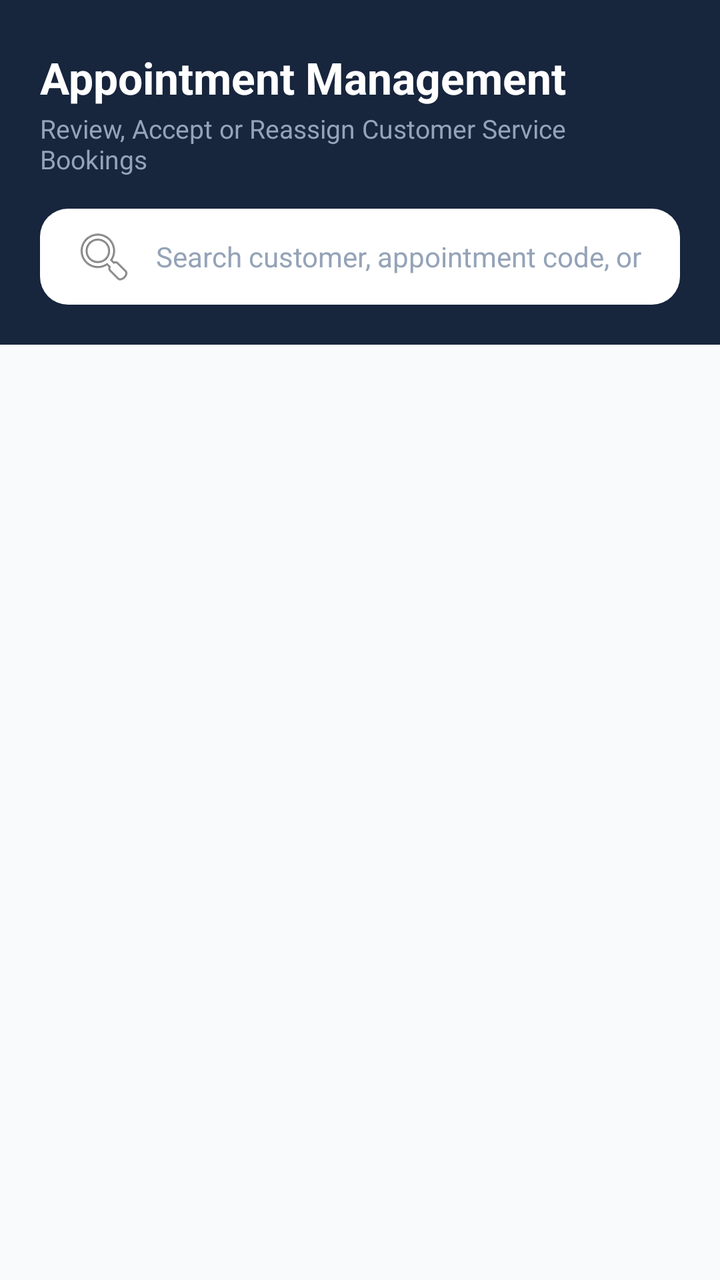
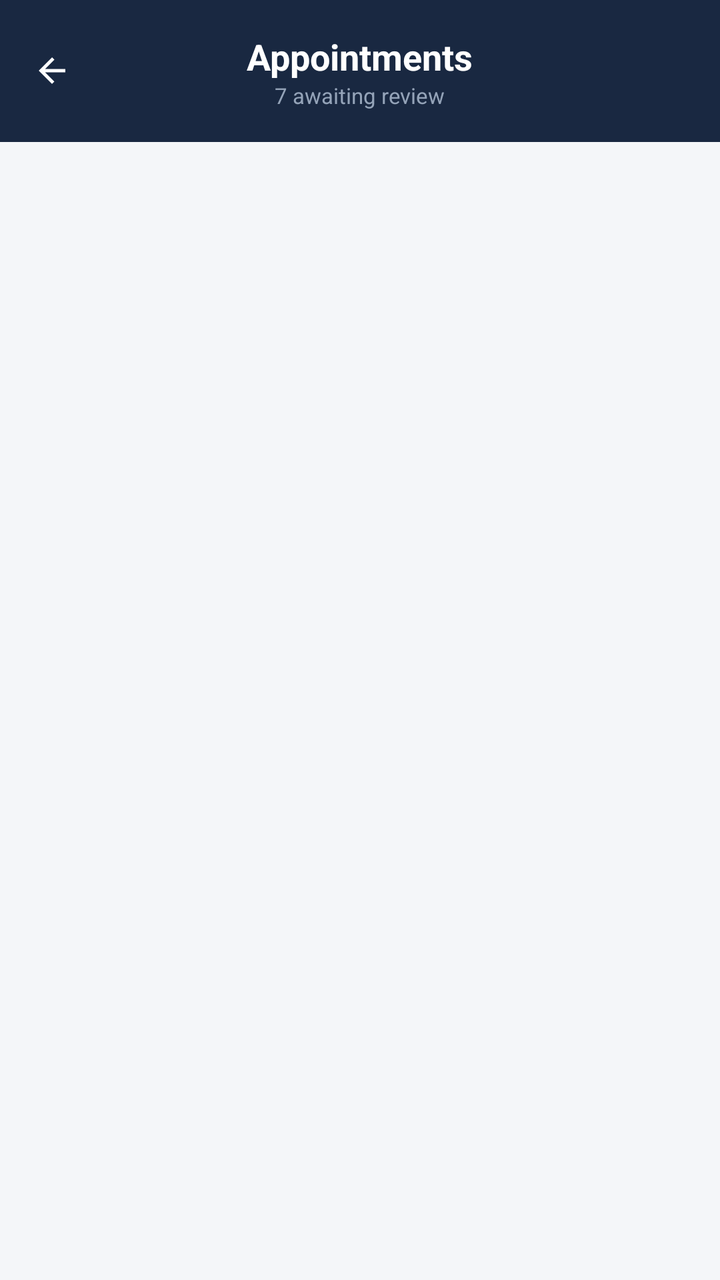

Two renders of the same Android screen: before a commit and after it. Below are the layout's source before the change and the commit's diff.
<!-- AndroidManifest.xml: application theme Theme.TechFix -->
<!-- res/layout/fragment_admin_appointments.xml -->
<?xml version="1.0" encoding="utf-8"?>
<LinearLayout 
    xmlns:android="http://schemas.android.com/apk/res/android"
    xmlns:app="http://schemas.android.com/apk/res-auto"
    xmlns:tools="http://schemas.android.com/tools"
    android:layout_width="match_parent"
    android:layout_height="match_parent"
    android:orientation="vertical"
    android:background="#F8FAFC">

    
    <LinearLayout
        android:layout_width="match_parent"
        android:layout_height="wrap_content"
        android:orientation="vertical"
        android:background="#17253D"
        android:paddingHorizontal="20dp"
        android:paddingTop="24dp"
        android:paddingBottom="20dp">

        <TextView
            android:layout_width="wrap_content"
            android:layout_height="wrap_content"
            android:text="Appointment Management"
            android:textSize="22sp"
            android:textStyle="bold"
            android:textColor="#FFFFFF" />

        <TextView
            android:layout_width="wrap_content"
            android:layout_height="wrap_content"
            android:layout_marginTop="2dp"
            android:text="Review, Accept or Reassign Customer Service Bookings"
            android:textSize="13sp"
            android:textColor="#94A3B8" />

        
        <EditText
            android:id="@+id/etSearchAppointments"
            android:layout_width="match_parent"
            android:layout_height="48dp"
            android:layout_marginTop="16dp"
            android:background="@drawable/bg_white_pill"
            android:hint="Search customer, appointment code, or device..."
            android:textColor="#0F172A"
            android:textColorHint="#94A3B8"
            android:textSize="14sp"
            android:paddingHorizontal="16dp"
            android:drawableStart="@android:drawable/ic_menu_search"
            android:drawablePadding="10dp"
            android:inputType="text" />
    </LinearLayout>

    <androidx.recyclerview.widget.RecyclerView
        android:id="@+id/rvAppointmentsList"
        android:layout_width="match_parent"
        android:layout_height="0dp"
        android:layout_weight="1"
        android:paddingVertical="8dp"
        tools:listitem="@layout/item_appointment_card"
        tools:itemCount="3" />

    
    <LinearLayout
        android:id="@+id/layoutEmptyAppointments"
        android:layout_width="match_parent"
        android:layout_height="match_parent"
        android:orientation="vertical"
        android:gravity="center"
        android:padding="32dp"
        android:visibility="gone">

        <ImageView
            android:layout_width="72dp"
            android:layout_height="72dp"
            android:src="@android:drawable/ic_menu_month"
            app:tint="#CBD5E1" />

        <TextView
            android:layout_width="wrap_content"
            android:layout_height="wrap_content"
            android:layout_marginTop="16dp"
            android:text="No Appointments Found"
            android:textSize="18sp"
            android:textStyle="bold"
            android:textColor="#475569" />
    </LinearLayout>

</LinearLayout>
<!-- res/layout/item_appointment_card.xml (included above) -->
<?xml version="1.0" encoding="utf-8"?>
<com.google.android.material.card.MaterialCardView 
    xmlns:android="http://schemas.android.com/apk/res/android"
    xmlns:app="http://schemas.android.com/apk/res-auto"
    android:layout_width="match_parent"
    android:layout_height="wrap_content"
    android:layout_marginHorizontal="16dp"
    android:layout_marginVertical="8dp"
    app:cardCornerRadius="18dp"
    app:cardElevation="2dp"
    app:strokeColor="#E2E8F0"
    app:strokeWidth="1.2dp"
    app:cardBackgroundColor="#FFFFFF">

    <LinearLayout
        android:layout_width="match_parent"
        android:layout_height="wrap_content"
        android:orientation="vertical"
        android:padding="18dp">

        
        <RelativeLayout
            android:layout_width="match_parent"
            android:layout_height="wrap_content">

            <TextView
                android:id="@+id/tvCustomerNameAndCode"
                android:layout_width="wrap_content"
                android:layout_height="wrap_content"
                android:layout_toStartOf="@id/tvAppointmentStatus"
                android:layout_alignParentStart="true"
                android:layout_marginEnd="8dp"
                android:text="Anura Kumara • #APT-8821"
                android:textSize="16sp"
                android:textStyle="bold"
                android:textColor="#0F172A" />

            <TextView
                android:id="@+id/tvAppointmentStatus"
                android:layout_width="wrap_content"
                android:layout_height="wrap_content"
                android:layout_alignParentEnd="true"
                android:text="PENDING"
                android:textSize="11sp"
                android:textStyle="bold"
                android:textColor="#D97706"
                android:background="#FEF3C7"
                android:paddingHorizontal="10dp"
                android:paddingVertical="4dp" />
        </RelativeLayout>

        
        <TextView
            android:id="@+id/tvDeviceAndService"
            android:layout_width="wrap_content"
            android:layout_height="wrap_content"
            android:layout_marginTop="4dp"
            android:text="MacBook Air M2 • Screen Replacement"
            android:textSize="14sp"
            android:textStyle="bold"
            android:textColor="#2563EB" />

        
        <LinearLayout
            android:layout_width="match_parent"
            android:layout_height="wrap_content"
            android:orientation="horizontal"
            android:layout_marginTop="6dp"
            android:gravity="center_vertical">

            <ImageView
                android:layout_width="14dp"
                android:layout_height="14dp"
                android:src="@drawable/ic_pin"
                android:layout_marginEnd="6dp" />

            <TextView
                android:id="@+id/tvBranchAndTime"
                android:layout_width="wrap_content"
                android:layout_height="wrap_content"
                android:text="TechFix Colombo • 2026-08-25 (09:30 AM)"
                android:textSize="12sp"
                android:textColor="#64748B" />
        </LinearLayout>

        <View
            android:layout_width="match_parent"
            android:layout_height="1dp"
            android:layout_marginTop="12dp"
            android:layout_marginBottom="12dp"
            android:background="#F1F5F9" />

        
        <LinearLayout
            android:layout_width="match_parent"
            android:layout_height="wrap_content"
            android:orientation="horizontal"
            android:gravity="end">

            <com.google.android.material.button.MaterialButton
                android:id="@+id/btnReject"
                style="@style/Widget.Material3.Button.OutlinedButton"
                android:layout_width="wrap_content"
                android:layout_height="40dp"
                android:layout_marginEnd="8dp"
                android:text="Reject"
                android:textSize="12sp"
                android:textColor="#EF4444"
                app:strokeColor="#FCA5A5" />

            <com.google.android.material.button.MaterialButton
                android:id="@+id/btnAccept"
                android:layout_width="wrap_content"
                android:layout_height="40dp"
                android:text="Accept"
                android:textSize="12sp"
                android:textStyle="bold"
                android:textColor="#FFFFFF"
                android:backgroundTint="#059669"
                app:cornerRadius="10dp" />
        </LinearLayout>

    </LinearLayout>

</com.google.android.material.card.MaterialCardView>
<!-- resources referenced by this layout -->
<resources>
  <!-- drawable bg_white_pill (drawable) -->
  <?xml version="1.0" encoding="utf-8"?>
  <shape xmlns:android="http://schemas.android.com/apk/res/android"
      android:shape="rectangle">
      <solid android:color="#FFFFFF" />
      <corners android:radius="14dp" />
  </shape>
  <!-- drawable ic_pin (drawable) -->
  <vector xmlns:android="http://schemas.android.com/apk/res/android"
      android:width="16dp"
      android:height="16dp"
      android:viewportWidth="24"
      android:viewportHeight="24">
    <path
        android:fillColor="#EF4444"
        android:pathData="M12,2C8.13,2 5,5.13 5,9c0,5.25 7,13 7,13s7,-7.75 7,-13c0,-3.87 -3.13,-7 -7,-7zM12,11.5c-1.38,0 -2.5,-1.12 -2.5,-2.5s1.12,-2.5 2.5,-2.5 2.5,1.12 2.5,2.5 -1.12,2.5 -2.5,2.5z"/>
  </vector>
  <style name="Theme.TechFix" parent="Base.Theme.TechFix" />
  <style name="Base.Theme.TechFix" parent="Theme.Material3.DayNight.NoActionBar">
          
          
      </style>
</resources>

<!-- the commit's change to res/layout/fragment_admin_appointments.xml (unified diff, before → after) -->
@@ -6,57 +6,58 @@
     android:layout_width="match_parent"
     android:layout_height="match_parent"
     android:orientation="vertical"
-    android:background="#F8FAFC">
+    android:background="@color/bg_app">
 
     
-    <LinearLayout
+    <RelativeLayout
         android:layout_width="match_parent"
         android:layout_height="wrap_content"
-        android:orientation="vertical"
-        android:background="#17253D"
-        android:paddingHorizontal="20dp"
-        android:paddingTop="24dp"
-        android:paddingBottom="20dp">
+        android:background="@color/navy_header"
+        android:paddingHorizontal="16dp"
+        android:paddingTop="18dp"
+        android:paddingBottom="14dp">
 
-        <TextView
+        <ImageView
+            android:id="@+id/btnBack"
+            android:layout_width="20dp"
+            android:layout_height="20dp"
+            android:layout_alignParentStart="true"
+            android:layout_centerVertical="true"
+            android:src="@drawable/ic_arrow_back"
+            app:tint="@color/white" />
+
+        <LinearLayout
             android:layout_width="wrap_content"
             android:layout_height="wrap_content"
-            android:text="Appointment Management"
-            android:textSize="22sp"
-            android:textStyle="bold"
-            android:textColor="#FFFFFF" />
+            android:layout_centerInParent="true"
+            android:gravity="center"
+            android:orientation="vertical">
 
-        <TextView
-            android:layout_width="wrap_content"
-            android:layout_height="wrap_content"
-            android:layout_marginTop="2dp"
-            android:text="Review, Accept or Reassign Customer Service Bookings"
-            android:textSize="13sp"
-            android:textColor="#94A3B8" />
+            <TextView
+                android:layout_width="wrap_content"
+                android:layout_height="wrap_content"
+                android:text="Appointments"
+                android:textSize="18sp"
+                android:textStyle="bold"
+                android:textColor="@color/white" />
 
-        
-        <EditText
-            android:id="@+id/etSearchAppointments"
-            android:layout_width="match_parent"
-            android:layout_height="48dp"
-            android:layout_marginTop="16dp"
-            android:background="@drawable/bg_white_pill"
-            android:hint="Search customer, appointment code, or device..."
-            android:textColor="#0F172A"
-            android:textColorHint="#94A3B8"
-            android:textSize="14sp"
-            android:paddingHorizontal="16dp"
-            android:drawableStart="@android:drawable/ic_menu_search"
-            android:drawablePadding="10dp"
-            android:inputType="text" />
-    </LinearLayout>
+            <TextView
+                android:id="@+id/tvAppointmentSubtitle"
+                android:layout_width="wrap_content"
+                android:layout_height="wrap_content"
+                android:text="7 awaiting review"
+                android:textSize="11sp"
+                android:textColor="@color/navy_header_sub" />
+        </LinearLayout>
+    </RelativeLayout>
 
     <androidx.recyclerview.widget.RecyclerView
         android:id="@+id/rvAppointmentsList"
         android:layout_width="match_parent"
         android:layout_height="0dp"
         android:layout_weight="1"
-        android:paddingVertical="8dp"
+        android:paddingVertical="4dp"
+        android:clipToPadding="false"
         tools:listitem="@layout/item_appointment_card"
         tools:itemCount="3" />
 
@@ -67,23 +68,16 @@
         android:layout_height="match_parent"
         android:orientation="vertical"
         android:gravity="center"
-        android:padding="32dp"
+        android:padding="24dp"
         android:visibility="gone">
-
-        <ImageView
-            android:layout_width="72dp"
-            android:layout_height="72dp"
-            android:src="@android:drawable/ic_menu_month"
-            app:tint="#CBD5E1" />
 
         <TextView
             android:layout_width="wrap_content"
             android:layout_height="wrap_content"
-            android:layout_marginTop="16dp"
             android:text="No Appointments Found"
-            android:textSize="18sp"
+            android:textSize="16sp"
             android:textStyle="bold"
-            android:textColor="#475569" />
+            android:textColor="@color/text_secondary" />
     </LinearLayout>
 
 </LinearLayout>
@@ -94,120 +88,100 @@
     xmlns:app="http://schemas.android.com/apk/res-auto"
     android:layout_width="match_parent"
     android:layout_height="wrap_content"
-    android:layout_marginHorizontal="16dp"
-    android:layout_marginVertical="8dp"
-    app:cardCornerRadius="18dp"
-    app:cardElevation="2dp"
-    app:strokeColor="#E2E8F0"
-    app:strokeWidth="1.2dp"
-    app:cardBackgroundColor="#FFFFFF">
+    android:layout_marginHorizontal="12dp"
+    android:layout_marginVertical="4dp"
+    app:cardCornerRadius="12dp"
+    app:cardElevation="1dp"
+    app:strokeColor="@color/divider_color"
+    app:strokeWidth="1dp"
+    app:cardBackgroundColor="@color/card_bg">
 
     <LinearLayout
         android:layout_width="match_parent"
         android:layout_height="wrap_content"
         android:orientation="vertical"
-        android:padding="18dp">
+        android:padding="12dp">
 
-        
         <RelativeLayout
             android:layout_width="match_parent"
             android:layout_height="wrap_content">
 
             <TextView
-                android:id="@+id/tvCustomerNameAndCode"
+                android:id="@+id/tvDeviceAndService"
                 android:layout_width="wrap_content"
                 android:layout_height="wrap_content"
+                android:layout_alignParentStart="true"
                 android:layout_toStartOf="@id/tvAppointmentStatus"
-                android:layout_alignParentStart="true"
-                android:layout_marginEnd="8dp"
-                android:text="Anura Kumara • #APT-8821"
-                android:textSize="16sp"
+                android:layout_marginEnd="4dp"
+                android:text="Water Damage Fix"
+                android:textSize="15sp"
                 android:textStyle="bold"
-                android:textColor="#0F172A" />
+                android:textColor="@color/navy_header" />
 
             <TextView
                 android:id="@+id/tvAppointmentStatus"
                 android:layout_width="wrap_content"
                 android:layout_height="wrap_content"
                 android:layout_alignParentEnd="true"
-                android:text="PENDING"
-                android:textSize="11sp"
+                android:text="NEW"
+                android:textSize="10sp"
                 android:textStyle="bold"
-                android:textColor="#D97706"
-                android:background="#FEF3C7"
-                android:paddingHorizontal="10dp"
-                android:paddingVertical="4dp" />
+                android:textColor="@color/badge_amber_text"
+                android:background="@drawable/bg_badge_amber"
+                android:paddingHorizontal="8dp"
+                android:paddingVertical="3dp" />
         </RelativeLayout>
 
-        
         <TextView
-            android:id="@+id/tvDeviceAndService"
+            android:id="@+id/tvCustomerNameAndCode"
             android:layout_width="wrap_content"
             android:layout_height="wrap_content"
-            android:layout_marginTop="4dp"
-            android:text="MacBook Air M2 • Screen Replacement"
-            android:textSize="14sp"
-            android:textStyle="bold"
-            android:textColor="#2563EB" />
+            android:layout_marginTop="2dp"
+            android:text="Dilani Fernando · Colombo 03"
+            android:textSize="12sp"
+            android:textColor="@color/text_secondary" />
 
-        
+        <TextView
+            android:id="@+id/tvBranchAndTime"
+            android:layout_width="wrap_content"
+            android:layout_height="wrap_content"
+            android:text="Requested: 27 Jul, 1:00 PM"
+            android:textSize="11sp"
+            android:textColor="@color/text_muted" />
+
         <LinearLayout
             android:layout_width="match_parent"
             android:layout_height="wrap_content"
             android:orientation="horizontal"
-            android:layout_marginTop="6dp"
-            android:gravity="center_vertical">
+            android:layout_marginTop="8dp">
 
-            <ImageView
-                android:layout_width="14dp"
-                android:layout_height="14dp"
-                android:src="@drawable/ic_pin"
-                android:layout_marginEnd="6dp" />
-
-            <TextView
-                android:id="@+id/tvBranchAndTime"
-                android:layout_width="wrap_content"
-                android:layout_height="wrap_content"
-                android:text="TechFix Colombo • 2026-08-25 (09:30 AM)"
-                android:textSize="12sp"
-                android:textColor="#64748B" />
-        </LinearLayout>
-
-        <View
-            android:layout_width="match_parent"
-            android:layout_height="1dp"
-            android:layout_marginTop="12dp"
-            android:layout_marginBottom="12dp"
-            android:background="#F1F5F9" />
-
-        
-        <LinearLayout
-            android:layout_width="match_parent"
-            android:layout_height="wrap_content"
-            android:orientation="horizontal"
-            android:gravity="end">
+            <com.google.android.material.button.MaterialButton
+                android:id="@+id/btnAccept"
+                android:layout_width="0dp"
+                android:layout_height="36dp"
+                android:layout_weight="1"
+                android:layout_marginEnd="4dp"
+                android:text="Accept"
+                android:textSize="13sp"
+                android:textStyle="bold"
+                android:textColor="@color/white"
+                android:backgroundTint="@color/accent_amber"
+                app:cornerRadius="8dp" />
 
             <com.google.android.material.button.MaterialButton
                 android:id="@+id/btnReject"
                 style="@style/Widget.Material3.Button.OutlinedButton"
-                android:layout_width="wrap_content"
-                android:layout_height="40dp"
-                android:layout_marginEnd="8dp"
+                android:layout_width="0dp"
+                android:layout_height="36dp"
+                android:layout_weight="1"
+                android:layout_marginStart="4dp"
                 android:text="Reject"
-                android:textSize="12sp"
-                android:textColor="#EF4444"
-                app:strokeColor="#FCA5A5" />
-
-            <com.google.android.material.button.MaterialButton
-                android:id="@+id/btnAccept"
-                android:layout_width="wrap_content"
-                android:layout_height="40dp"
-                android:text="Accept"
-                android:textSize="12sp"
+                android:textSize="13sp"
                 android:textStyle="bold"
-                android:textColor="#FFFFFF"
-                android:backgroundTint="#059669"
-                app:cornerRadius="10dp" />
+                android:textColor="@color/navy_header"
+                app:strokeColor="@color/divider_color"
+                app:strokeWidth="1dp"
+                app:cornerRadius="8dp" />
         </LinearLayout>
 
     </LinearLayout>
<!-- resource entries referenced after the edit -->
@@ -1,26 +1,42 @@
 <!-- resources referenced by this layout -->
 <resources>
-  <!-- drawable bg_white_pill (drawable) -->
+  <color name="accent_amber">#F59E0B</color>
+  <color name="badge_amber_text">#D97706</color>
+  <color name="bg_app">#F4F6F9</color>
+  <color name="card_bg">#FFFFFF</color>
+  <color name="divider_color">#E2E8F0</color>
+  <color name="navy_header">#192841</color>
+  <color name="navy_header_sub">#94A3B8</color>
+  <color name="text_muted">#94A3B8</color>
+  <color name="text_secondary">#64748B</color>
+  <color name="white">#FFFFFFFF</color>
+  <!-- drawable bg_badge_amber (drawable) -->
   <?xml version="1.0" encoding="utf-8"?>
   <shape xmlns:android="http://schemas.android.com/apk/res/android"
       android:shape="rectangle">
-      <solid android:color="#FFFFFF" />
-      <corners android:radius="14dp" />
+      <solid android:color="@color/badge_amber_bg" />
+      <corners android:radius="16dp" />
   </shape>
-  <!-- drawable ic_pin (drawable) -->
+  <!-- drawable ic_arrow_back (drawable) -->
   <vector xmlns:android="http://schemas.android.com/apk/res/android"
-      android:width="16dp"
-      android:height="16dp"
+      android:width="24dp"
+      android:height="24dp"
       android:viewportWidth="24"
       android:viewportHeight="24">
     <path
-        android:fillColor="#EF4444"
-        android:pathData="M12,2C8.13,2 5,5.13 5,9c0,5.25 7,13 7,13s7,-7.75 7,-13c0,-3.87 -3.13,-7 -7,-7zM12,11.5c-1.38,0 -2.5,-1.12 -2.5,-2.5s1.12,-2.5 2.5,-2.5 2.5,1.12 2.5,2.5 -1.12,2.5 -2.5,2.5z"/>
+        android:fillColor="#FFFFFF"
+        android:pathData="M20,11H7.83l5.59,-5.59L12,4l-8,8 8,8 1.41,-1.41L7.83,13H20v-2z"/>
   </vector>
   <style name="Theme.TechFix" parent="Base.Theme.TechFix" />
+  <color name="badge_amber_bg">#FEF3C7</color>
   <style name="Base.Theme.TechFix" parent="Theme.Material3.DayNight.NoActionBar">
           
-          
+          <item name="colorPrimary">@color/accent_amber</item>
+          <item name="colorOnPrimary">@color/white</item>
+          <item name="colorPrimaryContainer">@color/navy_header</item>
+          <item name="colorOnPrimaryContainer">@color/white</item>
+          <item name="android:windowBackground">@color/bg_app</item>
+          <item name="android:statusBarColor">@color/navy_header</item>
       </style>
 </resources>
 
